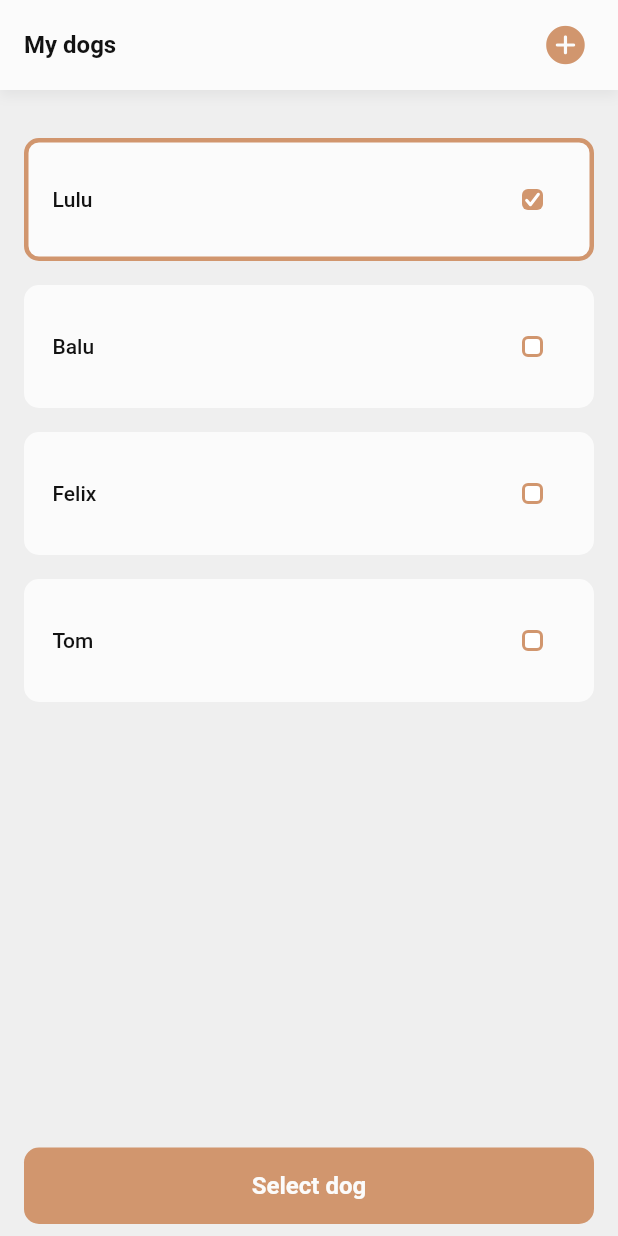
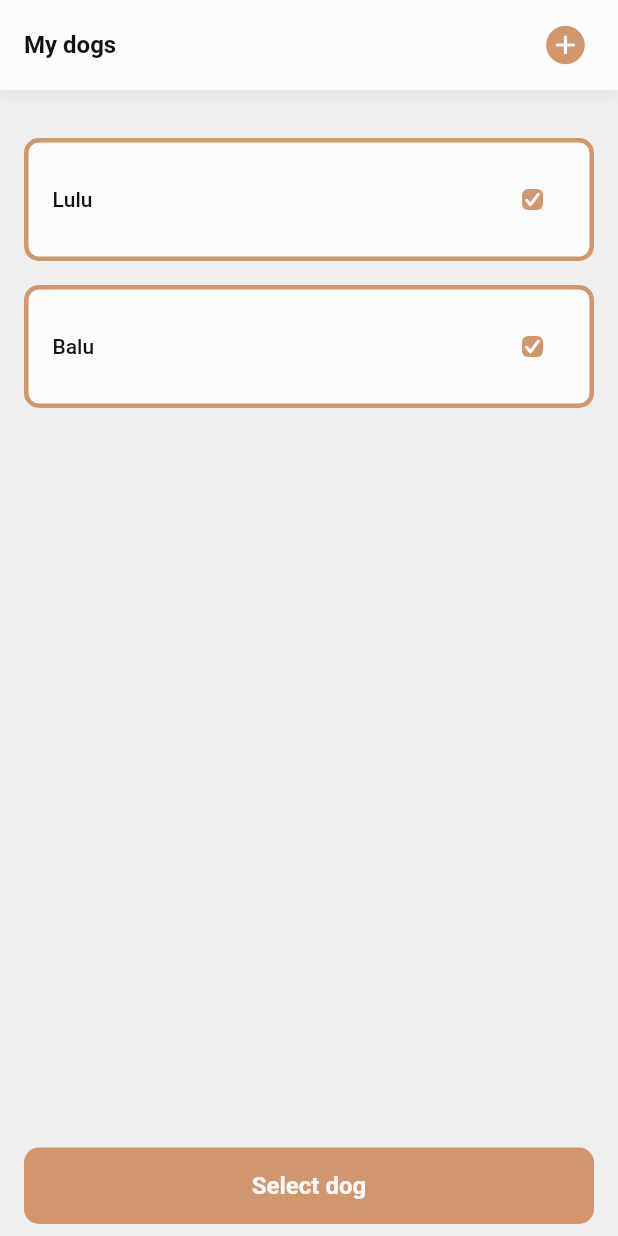
Before and after one commit to chrisalxlng/pawpath, a Flutter app: the DogOverview widget shown alone on an empty page, opened directly, on a phone screen of 412 x 824 dp. Run offline on Flutter 3.47's test engine with Material 2 defaults, Android fonts, the phone set to English and light mode, and no system bars; our stand-ins replace gap, go_router, modal_bottom_sheet; missing offline and left inert: device_frame, storybook_flutter; generated files the repository leaves out were written again.

Commit message:
refactor(ui): Generalize `selectGroup` to `group`

```diff
--- a/lib/app/features/dog_selection/modal_sheets/dog_overview/dog_overview.dart
+++ b/lib/app/features/dog_selection/modal_sheets/dog_overview/dog_overview.dart
@@ -5,8 +5,9 @@ import "package:pawpath/app/features/layout/modal_sheet/ui/modal_sheet_layout/mo
 import "package:pawpath/app/features/layout/modal_sheet/ui/modal_sheet_layout/modal_sheet_layout.type.dart";
 import "package:pawpath/app/features/layout/shared/ui/header_bar/header_bar.dart";
 import "package:pawpath/app/features/layout/shared/ui/header_bar/header_bar.type.dart";
-import "package:pawpath/app/ui/select_group/select_group.dart";
-import "package:pawpath/app/ui/select_group/select_group.type.dart";
+import "package:pawpath/app/themes.dart";
+import "package:pawpath/app/ui/group/group.dart";
+import "package:pawpath/app/ui/select/select.dart";
 
 class DogOverview extends StatelessWidget {
   const DogOverview({super.key});
@@ -24,14 +25,13 @@ class DogOverview extends StatelessWidget {
               },
             )),
         action: ModalSheetAction(label: S.of(context).selectDog(1)),
-        child: const SelectGroup(
-          options: [
-            SelectGroupOption(key: ValueKey("Lulu"), label: "Lulu"),
-            SelectGroupOption(key: ValueKey("Balu"), label: "Balu"),
-            SelectGroupOption(key: ValueKey("Felix"), label: "Felix"),
-            SelectGroupOption(key: ValueKey("Tom"), label: "Tom"),
-          ],
-          selectedOptionKeys: [ValueKey("Lulu")],
+        child: Group(
+          options: ["Lulu", "Balu"]
+              .map((dog) => Select(
+                    label: dog,
+                    color: AppColors.backgroundSecondary(context),
+                  ))
+              .toList(),
         ));
   }
 }
--- a/lib/app/stories.dart
+++ b/lib/app/stories.dart
@@ -3,12 +3,12 @@ import "package:pawpath/app/features/dog_selection/modal_sheets/dog_overview/dog
 import "package:pawpath/app/features/layout/app/ui/app_layout/app_layout.story.dart";
 import "package:pawpath/app/features/layout/app/ui/navigation_bar/navigation_bar.story.dart";
 import "package:pawpath/app/features/layout/modal_sheet/ui/modal_sheet_layout/modal_sheet_layout.story.dart";
-import "package:pawpath/app/features/layout/shared/ui/header_bar/header_bar.story..dart";
+import "package:pawpath/app/features/layout/shared/ui/header_bar/header_bar.story.dart";
 import "package:pawpath/app/ui/buttons/elevated_button/elevated_button.story.dart";
 import "package:pawpath/app/ui/buttons/icon_button/icon_button.story.dart";
 import "package:pawpath/app/ui/buttons/text_button/text_button.story.dart";
+import "package:pawpath/app/ui/group/group.story.dart";
 import "package:pawpath/app/ui/select/select.story.dart";
-import "package:pawpath/app/ui/select_group/select_group.story.dart";
 import "package:storybook_flutter/storybook_flutter.dart";
 
 final List<Story> stories = [
@@ -20,7 +20,7 @@ final List<Story> stories = [
   elevatedButtonStory,
   counterStory,
   selectStory,
-  selectGroupStory,
+  groupStory,
   modalSheetLayoutStory,
   dogOverviewStory
 ];
--- /dev/null
+++ b/lib/app/ui/group/group.dart
@@ -0,0 +1,22 @@
+import "package:collection/collection.dart";
+import "package:flutter/material.dart";
+import "package:gap/gap.dart";
+import "package:pawpath/app/themes.dart";
+
+class Group extends StatelessWidget {
+  final List<Widget> options;
+  final double spacing;
+
+  const Group(
+      {super.key, this.options = const [], this.spacing = AppSpacing.p4});
+
+  @override
+  Widget build(BuildContext context) {
+    final List<Widget> items = options
+        .expandIndexed(
+            (index, option) => [if (index != 0) Gap(spacing), option])
+        .toList();
+
+    return Column(children: items);
+  }
+}
--- /dev/null
+++ b/lib/app/ui/group/group.story.dart
@@ -0,0 +1,29 @@
+import "package:flutter/material.dart";
+import "package:pawpath/app/ui/group/group.dart";
+import "package:pawpath/storybook/story_types.dart";
+import "package:storybook_flutter/storybook_flutter.dart";
+
+final Story groupStory = uiStoryWithKnobs(
+    "Group",
+    (context) => Group(
+          options: options,
+          spacing: context.knobs.slider(label: "Spacing", min: 0, max: 100),
+        ));
+
+List<Container> options = [
+  Container(
+    color: Colors.red,
+    height: 50,
+    width: double.infinity,
+  ),
+  Container(
+    color: Colors.red,
+    height: 50,
+    width: double.infinity,
+  ),
+  Container(
+    color: Colors.red,
+    height: 50,
+    width: double.infinity,
+  ),
+];
--- a/lib/app/ui/select_group/select_group.dart
+++ /dev/null
@@ -1,45 +0,0 @@
-import "package:collection/collection.dart";
-import "package:flutter/material.dart";
-import "package:gap/gap.dart";
-import "package:pawpath/app/themes.dart";
-import "package:pawpath/app/ui/select/select.dart";
-import "package:pawpath/app/ui/select_group/select_group.type.dart";
-
-class SelectGroup extends StatelessWidget {
-  final List<SelectGroupOption> options;
-  final List<ValueKey> selectedOptionKeys;
-  final Function(List<ValueKey> selectedOptionKeys)? onChanged;
-
-  const SelectGroup(
-      {super.key,
-      this.options = const [],
-      this.selectedOptionKeys = const [],
-      this.onChanged});
-
-  @override
-  Widget build(BuildContext context) {
-    final List<Widget> items = options
-        .expandIndexed((index, option) => [
-              if (index != 0) const Gap(AppSpacing.p4),
-              Select(
-                key: option.key,
-                label: option.label,
-                color: AppColors.backgroundSecondary(context),
-                isSelected: selectedOptionKeys.contains(option.key),
-                onChanged: (isSelected) {
-                  if (isSelected) {
-                    onChanged?.call([...selectedOptionKeys, option.key]);
-                  } else {
-                    onChanged?.call(selectedOptionKeys
-                        .where((selectedOptionKey) =>
-                            option.key != selectedOptionKey)
-                        .toList());
-                  }
-                },
-              )
-            ])
-        .toList();
-
-    return Column(children: items);
-  }
-}
--- a/lib/app/ui/select_group/select_group.story.dart
+++ /dev/null
@@ -1,26 +0,0 @@
-import "package:flutter/material.dart";
-import "package:pawpath/app/ui/select_group/select_group.dart";
-import "package:pawpath/app/ui/select_group/select_group.type.dart";
-import "package:pawpath/storybook/story_types.dart";
-import "package:storybook_flutter/storybook_flutter.dart";
-
-const List<SelectGroupOption> options = [
-  SelectGroupOption(key: ValueKey(1), label: "Option 1"),
-  SelectGroupOption(key: ValueKey(2), label: "Option 2"),
-  SelectGroupOption(key: ValueKey(3), label: "Option 3"),
-  SelectGroupOption(key: ValueKey(4), label: "Option 4"),
-];
-
-const List<ValueKey> selectedOptionKeys = [ValueKey(1), ValueKey(4)];
-
-final Story selectGroupStory = uiStoryWithKnobs(
-  "SelectGroup",
-  (context) => SelectGroup(
-      options: options,
-      selectedOptionKeys:
-          context.knobs.boolean(label: "Unselect all", initial: false)
-              ? []
-              : selectedOptionKeys,
-      onChanged: (selectedOptionKeys) =>
-          debugPrint("Selected option keys: ${selectedOptionKeys.toString()}")),
-);
--- a/lib/app/ui/select_group/select_group.type.dart
+++ /dev/null
@@ -1,8 +0,0 @@
-import "package:flutter/material.dart";
-
-class SelectGroupOption {
-  final ValueKey key;
-  final String label;
-
-  const SelectGroupOption({required this.key, required this.label});
-}
```
